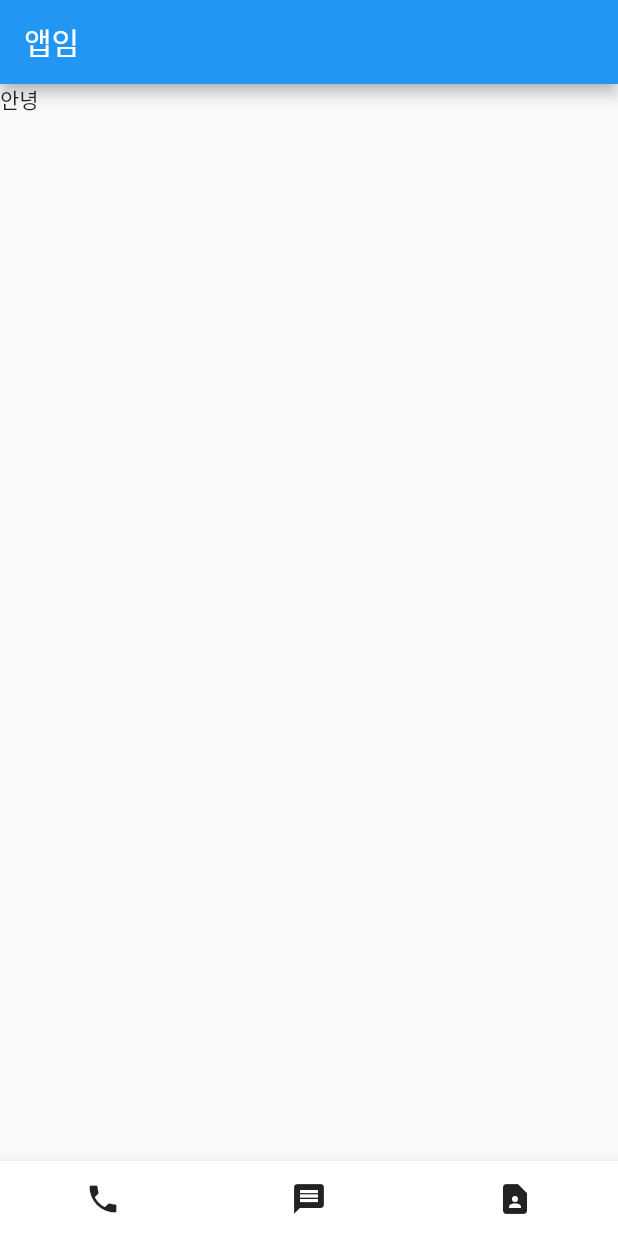
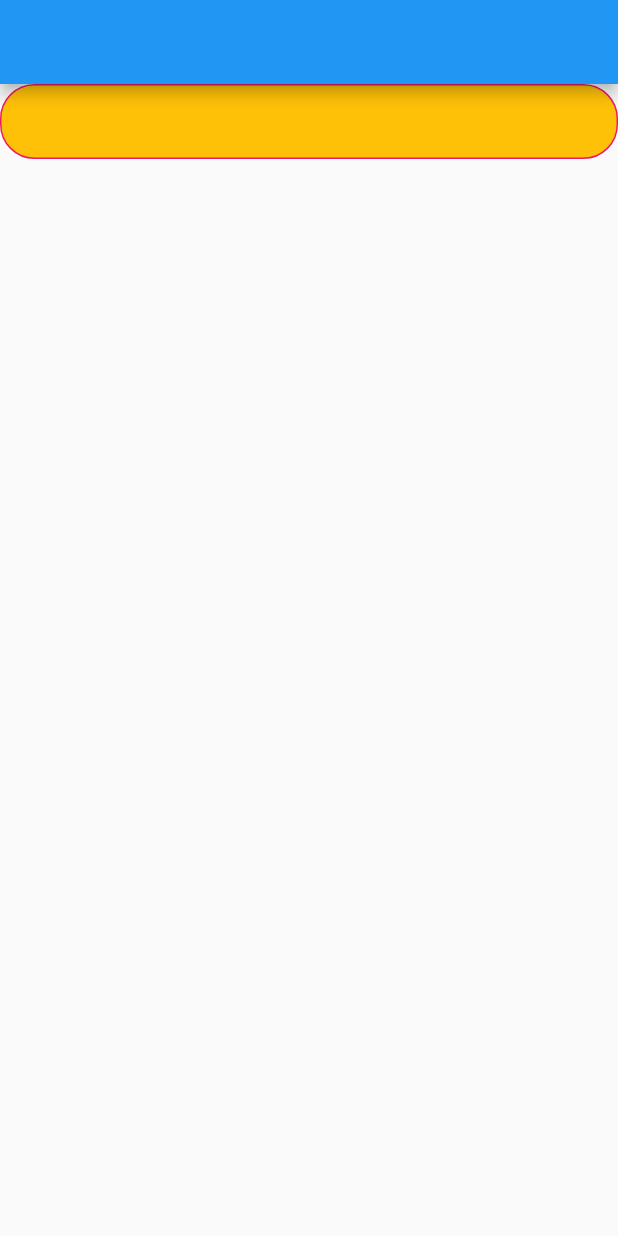
Before and after one commit to leeseongwon95/simple_app, a Flutter app: the screen it shows after launch, on a phone screen of 412 x 824 dp. Run offline on Flutter 3.47's test engine with Material 2 defaults, Android fonts, the phone set to English and light mode, and no system bars.

Commit message:
decoration, align

```diff
--- a/lib/main.dart
+++ b/lib/main.dart
@@ -11,28 +11,19 @@ class MyApp extends StatelessWidget {
 
     return MaterialApp(
       home: Scaffold(
-        appBar: AppBar(
-          title: Text('앱임'),
-        ),
-        body: Text('안녕'),
-        bottomNavigationBar: BottomAppBar(
-          child: SizedBox(
-            height: 50,
-            child: Row(
-              mainAxisAlignment: MainAxisAlignment.spaceAround,
-              children: [
-                Icon(Icons.phone),
-                Icon(Icons.message),
-                Icon(Icons.contact_page)
-              ],
+        appBar: AppBar(),
+        body: Align(
+          alignment: Alignment.topCenter,
+          child: Container(
+            width: double.infinity, height: 50,
+            decoration: BoxDecoration(
+              color: Colors.amber,
+              border: Border.all(color: Colors.pink),
+              borderRadius: BorderRadius.all(Radius.circular(23))
             ),
           ),
-        ),
-
-        ),
-
-
-      );
-
-  }
+        )
+      )
+    );
 }
+}
```
